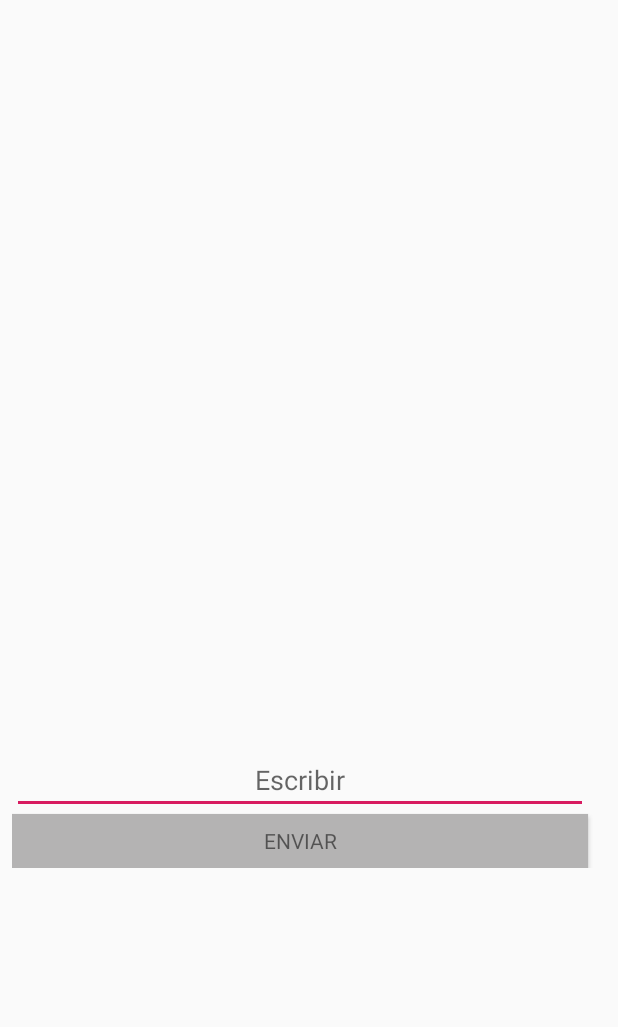
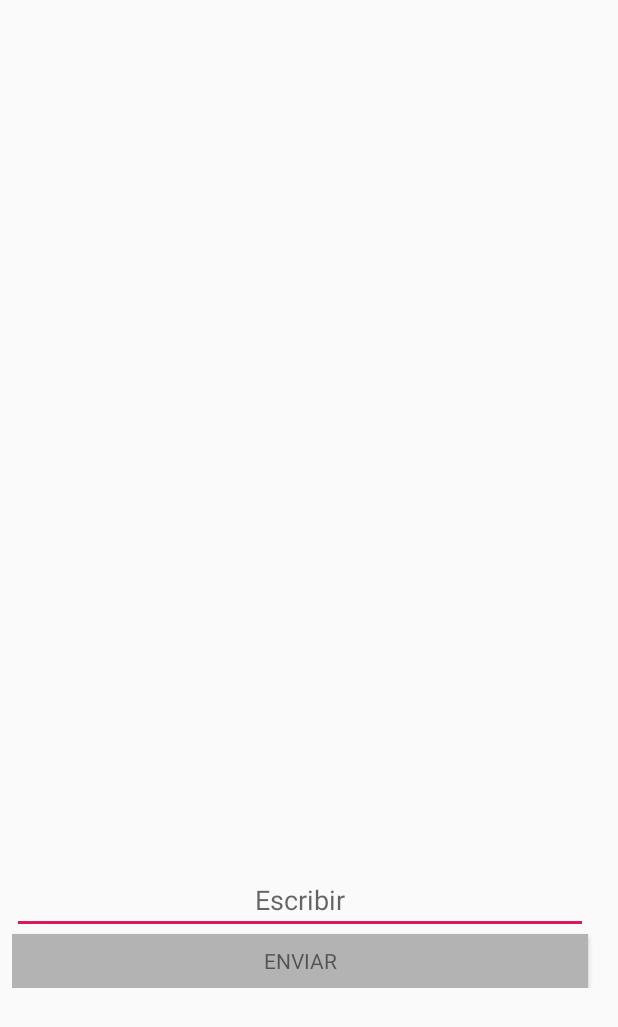
Before and after one commit to bcatala/AndroidSocialNetwork, an Android app: the layout activity_chat_fragment.xml on its own in the app's theme, with its tools: preview values and no code run, on a phone screen of 412 x 824 dp. Shown: the top 1027 px of the screen. Run offline under Robolectric (Android 15) with nearby library versions, the phone set to English and light mode, and no system bars.

Commit message:
Solucio-errorPreCommit
Solucio-errorPreCommit

```diff
--- a/21PointsAndroid-master/app/src/main/res/layout/activity_chat_fragment.xml
+++ b/21PointsAndroid-master/app/src/main/res/layout/activity_chat_fragment.xml
@@ -18,7 +18,7 @@
     <FrameLayout xmlns:android="http://schemas.android.com/apk/res/android"
         android:id="@+id/fragment_container"
         android:layout_width="480dp"
-        android:layout_height="450dp"
+        android:layout_height="530dp"
         android:layout_gravity="bottom" />
 
     <EditText
@@ -38,8 +38,6 @@
         style="?android:textAppearanceSmall"
         android:layout_width="384dp"
         android:layout_height="36dp"
-        android:layout_row="0"
-        android:layout_column="1"
         android:background="@color/gris"
         android:text="Enviar" />
 
```
